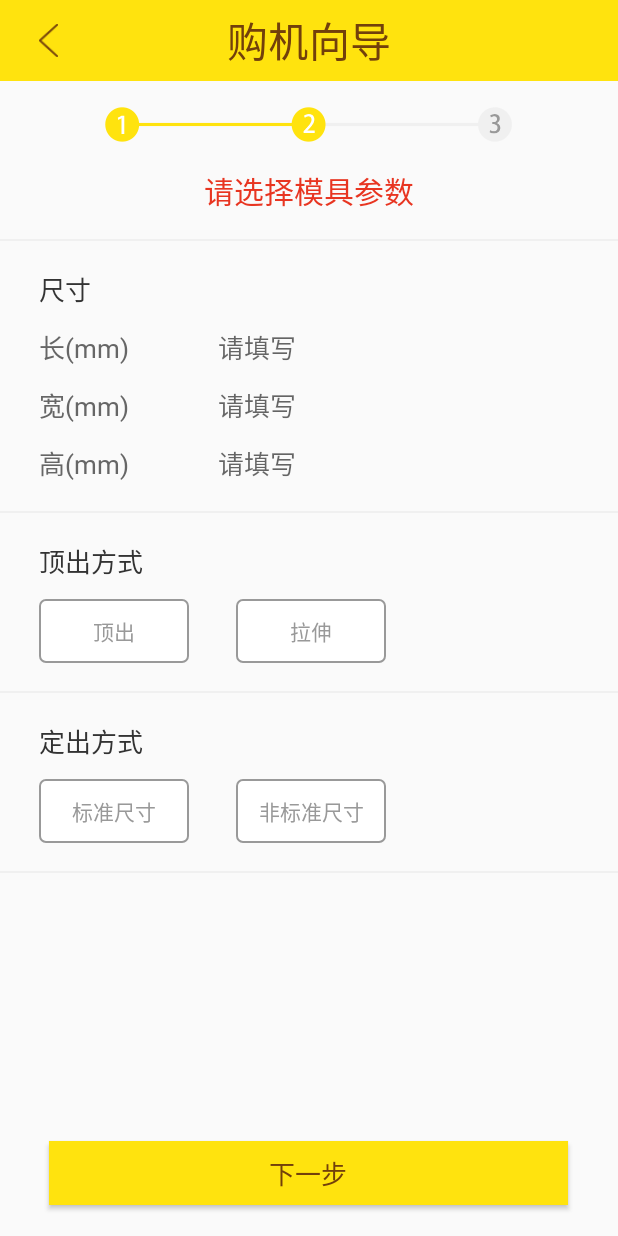
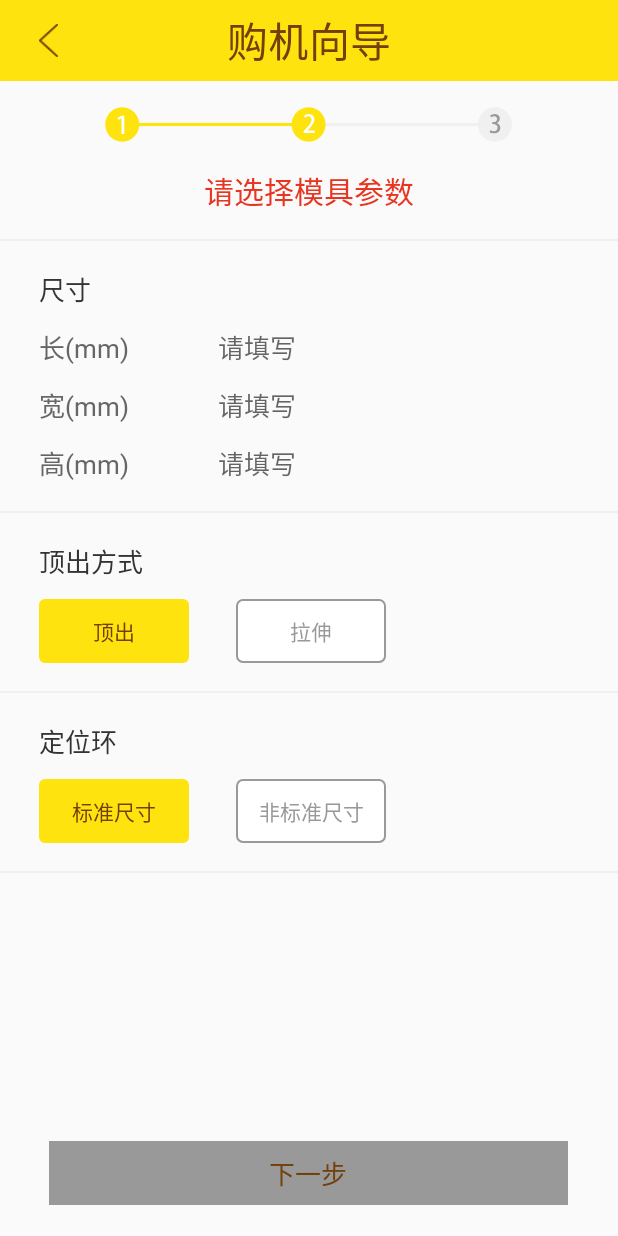
Before and after one commit to Carson-Ho/BorchIntelligence, an Android app: the MoudleParameter_select screen opened directly, with no data from a screen before it, on a phone screen of 412 x 824 dp. Run offline under Robolectric (Android 15) with nearby library versions, the light colour scheme and no system bars.

Commit message:
ModuleParameter finish 90%

```diff
--- a/app/src/main/java/com/example/carson_ho/borchintelligence/MoudleParameter_select.java
+++ b/app/src/main/java/com/example/carson_ho/borchintelligence/MoudleParameter_select.java
@@ -1,17 +1,23 @@
 package com.example.carson_ho.borchintelligence;
 
 import android.app.Activity;
+import android.content.Intent;
 import android.os.Bundle;
+import android.text.Editable;
+import android.text.TextWatcher;
+import android.view.View;
 import android.widget.Button;
+import android.widget.EditText;
 import android.widget.RadioGroup;
 
 /**
  * Created by Carson_Ho on 16/6/17.
  */
-public class MoudleParameter_select extends Activity {
+public class MoudleParameter_select extends Activity  implements  RadioGroup.OnCheckedChangeListener,TextWatcher{
 
-    RadioGroup radioGroup;
-    Button btn_1, btn_2;
+    RadioGroup radioGroup1,radioGroup2;
+    Button btn_1, btn_2,btn_3,btn_4,btn_next2;
+    EditText editText3,editText4,editText5;
 
 
     @Override
@@ -19,18 +25,84 @@ public class MoudleParameter_select extends Activity {
         super.onCreate(savedInstanceState);
         setContentView(R.layout.module_parameter_selected);
 
-        radioGroup = (RadioGroup) findViewById(R.id.radiogroup1);
+
+        initView();
+    }
+
+    private void initView() {
+
+        //初始化组件
+
+        btn_next2 = (Button) findViewById(R.id.btn_next2);
+        btn_next2.setEnabled(false);
+
+        editText3 = (EditText) findViewById(R.id.editText3);
+        editText4 = (EditText) findViewById(R.id.editText4);
+        editText5 = (EditText) findViewById(R.id.editText5);
+
+        radioGroup1 = (RadioGroup) findViewById(R.id.radiogroup1);
         btn_1 = (Button) findViewById(R.id.radiobutton1);
         btn_2 = (Button) findViewById(R.id.radiobutton2);
 
-//        radioGroup.setOnCheckedChangeListener(new RadioGroup.OnCheckedChangeListener() {
-//            @Override
-//            public void onCheckedChanged(RadioGroup group, int checkedId) {
-//                if(checkedId == )
-//            }
-//        });
+
+        radioGroup2 = (RadioGroup) findViewById(R.id.radiogroup2);
+        btn_3 = (Button) findViewById(R.id.radiobutton3);
+        btn_4 = (Button) findViewById(R.id.radiobutton4);
+
+        editText3.addTextChangedListener(this);
+        editText4.addTextChangedListener(this);
+        editText5.addTextChangedListener(this);
+
+
+        //下一步按钮跳转监听
+        btn_next2.setOnClickListener(new View.OnClickListener() {
+            @Override
+            public void onClick(View v) {
+                        Intent intent = new Intent();
+                        intent.setClass(MoudleParameter_select.this, MachineParameter_select.class);
+                        startActivity(intent);
+                    }
+                });
+
+
+
+        //        返回按钮监听
+        Button btn = (Button) findViewById(R.id.back);
+
+
+        btn.setOnClickListener(new View.OnClickListener() {
+                                   @Override
+                                   public void onClick(View v) {
+                                       finish();
+
+                                   }
+                               }
+        );
 
     }
 
+    @Override
+    public void onCheckedChanged(RadioGroup group, int checkedId) {
 
+    }
+
+    @Override
+    public void beforeTextChanged(CharSequence s, int start, int count, int after) {
+
+    }
+
+    @Override
+    public void onTextChanged(CharSequence s, int start, int before, int count) {
+
+    }
+
+    @Override
+    public void afterTextChanged(Editable s) {
+        if((editText3.getText().length()>0)&&(editText4.getText().length()>0)&&(editText5.getText().length()>0)){
+            btn_next2.setEnabled(true);
+        }
+        else {
+            btn_next2.setEnabled(true);
+        }
+    }
 }
--- a/app/src/main/java/com/example/carson_ho/borchintelligence/ProudctParameter_select.java
+++ b/app/src/main/java/com/example/carson_ho/borchintelligence/ProudctParameter_select.java
@@ -134,8 +134,8 @@ public class ProudctParameter_select extends Activity implements TextWatcher{
     @Override
     public void afterTextChanged(Editable s) {
         if ((editText1.getText().length()>0)&&(editText2.getText().length()>0)&&(editText3.getText().length()>0)&&(editText4.getText().length()>0)&&(editText5.getText().length()>0)&&(textView2.getText().length()>0)&&(textView3.getText().length()>0)&&(textView4.getText().length()>0)&&(textView5.getText().length()>0)&&(textView6.getText().length()>0)&&(textView7.getText().length()>0)&&(textView8.getText().length()>0)){
+
             btn_next1.setEnabled(true);
-
         }
         else {
             btn_next1.setEnabled(true);
--- /dev/null
+++ b/app/src/main/res/drawable/next2_btn.xml
@@ -0,0 +1,7 @@
+<?xml version="1.0" encoding="utf-8"?>
+<selector xmlns:android="http://schemas.android.com/apk/res/android">
+
+    <item android:state_enabled="false" android:drawable="@color/color_unenabled"/>
+    <item android:state_enabled="true" android:drawable="@color/colorBackground"/>
+
+</selector>
--- a/app/src/main/res/layout/module_parameter_selected.xml
+++ b/app/src/main/res/layout/module_parameter_selected.xml
@@ -32,7 +32,7 @@
             android:layout_width="wrap_content"
             android:layout_height="wrap_content"
             android:layout_centerInParent="true"
-            android:text="购机向导"
+            android:text="@string/buyGuide"
             android:textSize="@dimen/x22"
             android:textColor="@color/color_default"/>
 
@@ -58,7 +58,7 @@
         android:layout_height="wrap_content"
         android:layout_marginTop="@dimen/y10"
         android:layout_centerHorizontal="true"
-        android:text="请选择模具参数"
+        android:text="@string/pleaseChosesmodule"
         android:textSize="@dimen/x16"
         android:textColor="@color/colorTab_selected"/>
 
@@ -92,7 +92,7 @@
             android:layout_marginLeft="@dimen/x21"
             android:layout_width="wrap_content"
             android:layout_height="wrap_content"
-            android:text="尺寸"
+            android:text="@string/Size"
             android:textSize="@dimen/x14"
             android:textColor="@color/colorparameter1"/>
 
@@ -129,7 +129,7 @@
             android:layout_marginLeft="@dimen/x116"
             android:layout_width="match_parent"
             android:layout_height="wrap_content"
-            android:hint="请填写"
+            android:hint="@string/pleaseFillin"
             android:phoneNumber="true"
             android:textSize="@dimen/x14"
             android:textColor="@color/colorparameter2"/>
@@ -165,7 +165,7 @@
             android:layout_marginLeft="@dimen/x116"
             android:layout_width="match_parent"
             android:layout_height="wrap_content"
-            android:hint="请填写"
+            android:hint="@string/pleaseFillin"
             android:phoneNumber="true"
             android:textSize="@dimen/x14"
             android:textColor="@color/colorparameter2"/>
@@ -204,7 +204,7 @@
             android:layout_marginLeft="@dimen/x116"
             android:layout_width="match_parent"
             android:layout_height="wrap_content"
-            android:hint="请填写"
+            android:hint="@string/pleaseFillin"
             android:textSize="@dimen/x14"
             android:textColor="@color/colorparameter2"/>
 
@@ -240,7 +240,7 @@
             android:layout_marginLeft="@dimen/x21"
             android:layout_width="wrap_content"
             android:layout_height="wrap_content"
-            android:text="顶出方式"
+            android:text="@string/dingchuWay"
             android:textSize="@dimen/x14"
             android:textColor="@color/colorparameter1"/>
 
@@ -263,7 +263,8 @@
                 android:layout_width="@dimen/x80"
                 android:layout_height="@dimen/y25"
                 android:gravity="center"
-                android:text="顶出"
+                android:checked="true"
+                android:text="@string/dingChu"
                 android:textColor="@color/moduletextcolor_selector"
                 android:background="@drawable/module_way"
                 />
@@ -275,7 +276,7 @@
                 android:layout_height="@dimen/y25"
                 android:layout_marginLeft="@dimen/x25"
                 android:gravity="center"
-                android:text="拉伸"
+                android:text="@string/laShen"
                 android:textColor="@color/moduletextcolor_selector"
                 android:background="@drawable/module_way"
                 />
@@ -312,7 +313,7 @@
             android:layout_marginLeft="@dimen/x21"
             android:layout_width="wrap_content"
             android:layout_height="wrap_content"
-            android:text="定出方式"
+            android:text="@string/dingWeihuan"
             android:textSize="@dimen/x14"
             android:textColor="@color/colorparameter1"/>
 
@@ -335,7 +336,8 @@
                 android:layout_width="@dimen/x80"
                 android:layout_height="@dimen/y25"
                 android:gravity="center"
-                android:text="标准尺寸"
+                android:text="@string/standard"
+                android:checked="true"
                 android:textColor="@color/moduletextcolor_selector"
                 android:background="@drawable/module_way"
                 />
@@ -347,7 +349,7 @@
                 android:layout_height="@dimen/y25"
                 android:layout_marginLeft="@dimen/x25"
                 android:gravity="center"
-                android:text="非标准尺寸"
+                android:text="@string/nonStandard"
                 android:textColor="@color/moduletextcolor_selector"
                 android:background="@drawable/module_way"
                 />
@@ -373,16 +375,15 @@
 
     <Button
         android:id="@+id/btn_next2"
-
         android:layout_centerHorizontal="true"
         android:layout_alignParentBottom="true"
         android:layout_marginBottom="@dimen/y12"
         android:layout_width="@dimen/x277"
         android:layout_height="@dimen/y25"
-        android:text="下一步"
+        android:text="@string/next"
         android:textSize="@dimen/x14"
         android:textColor="@color/color_default"
-        android:background="@drawable/next1_btn"/>
+        android:background="@drawable/next2_btn"/>
 
 
 
--- a/app/src/main/res/layout/proudct_parameter_selected.xml
+++ b/app/src/main/res/layout/proudct_parameter_selected.xml
@@ -631,7 +631,7 @@
             android:layout_marginBottom="@dimen/y12"
             android:layout_width="@dimen/x277"
             android:layout_height="@dimen/y25"
-            android:text="下一步"
+            android:text="@string/next"
             android:textSize="@dimen/x14"
             android:textColor="@color/color_default"
             android:background="@drawable/next1_btn"/>
--- a/app/src/main/res/values/strings.xml
+++ b/app/src/main/res/values/strings.xml
@@ -14,6 +14,19 @@
     <string name="parameter_productLength">长(mm)</string>
     <string name="parameter_productWidth">宽(mm)</string>
     <string name="parameter_productHeight">高(mm)</string>
+    <string name="next">下一步</string>
+    <string name="standard">标准尺寸</string>
+    <string name="pleaseFillin">请填写</string>
+    <string name="pleaseChoese">请选择</string>
+    <string name="buyGuide">购机向导</string>
+    <string name="pleaseChosesmodule">请选择模具参数</string>
+    <string name="Size">尺寸</string>
+    <string name="dingchuWay">顶出方式</string>
+    <string name="dingChu">顶出</string>
+    <string name="laShen">拉伸</string>
+    <string name="dingWeihuan">定位环</string>
+    <string name="nonStandard">非标准尺寸</string>
+
     <string-array name="spinnername">
 
         <item>电子电器零件</item>
```
Also changed, not shown: app/src/main/AndroidManifest.xml (+5 -4 lines), app/src/main/java/com/example/carson_ho/borchintelligence/MachineParameter_select.java (added, +16 -0 lines), app/src/main/res/layout/machine_parameter_selected.xml (added, +12 -0 lines).
